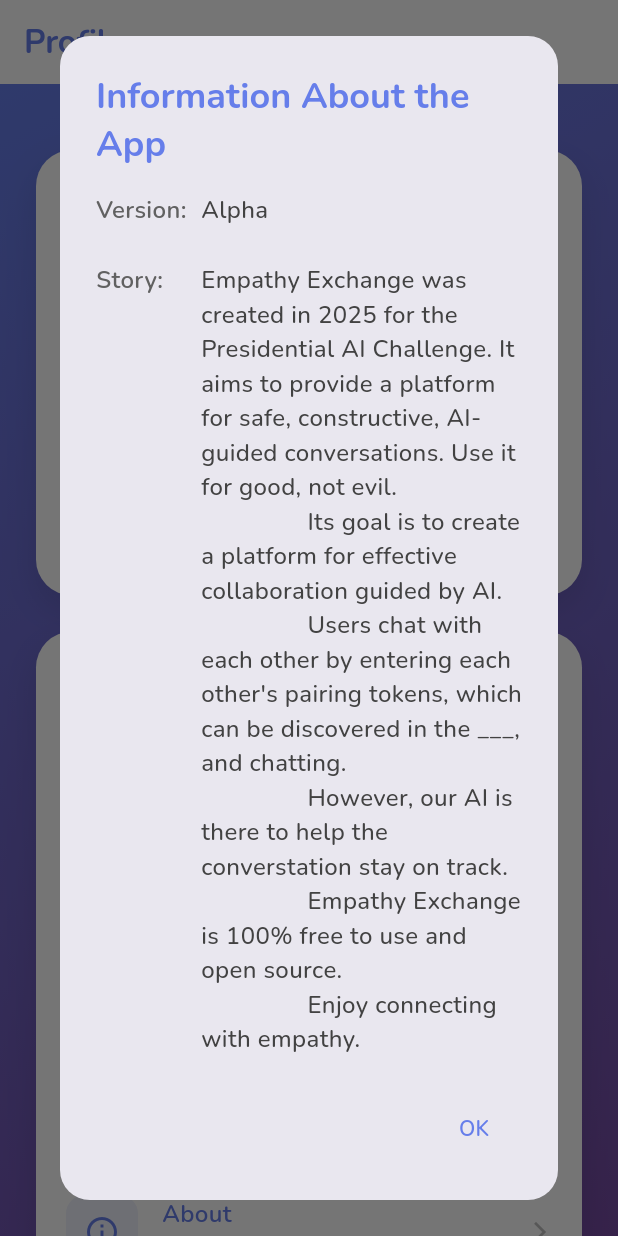
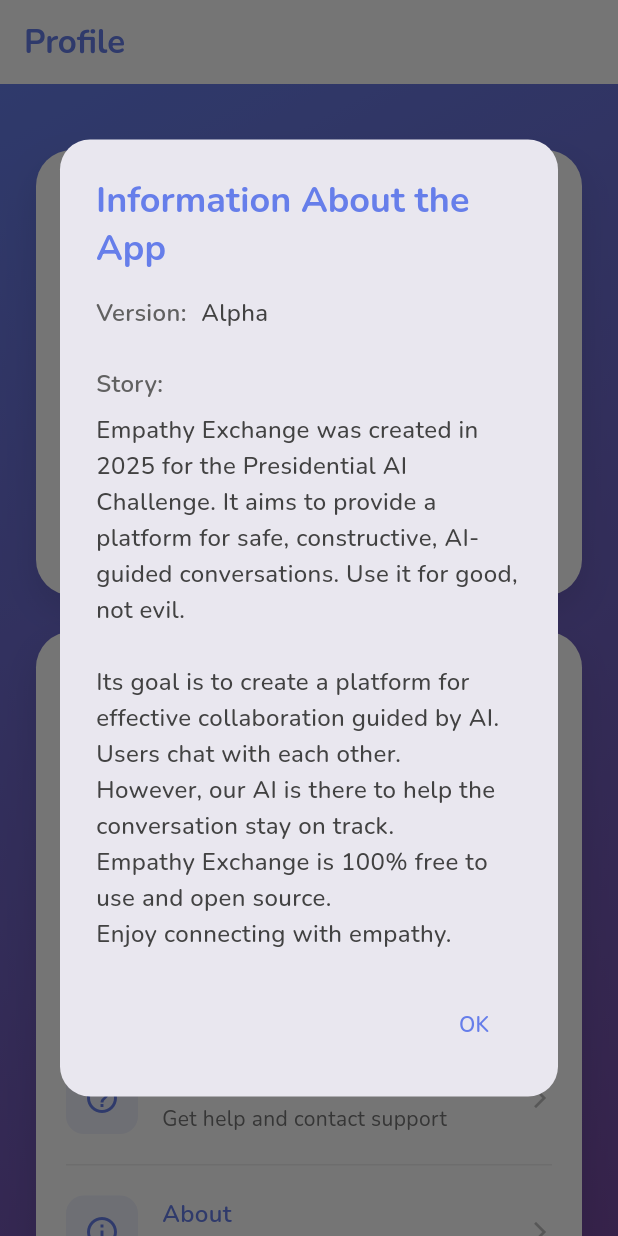
Before and after one commit to yunhanluo/empathy-exchange, a Flutter app: the ProfileScreen screen opened directly, after a tap on "About", on a phone screen of 412 x 824 dp. Run offline on Flutter 3.47's test engine with Material 3 defaults, Android fonts, the phone set to English and light mode, and no system bars; our stand-ins replace cloud_firestore, firebase_auth, firebase_core, firebase_database, firebase_messaging, google_fonts and 2 more; missing offline and left inert: dart:html, dart:js_interop, uid; accounts and stored records are empty.

Commit message:
Added some notification thingies

```diff
--- a/analysis_options.yaml
+++ b/analysis_options.yaml
@@ -21,7 +21,7 @@ linter:
   # `// ignore_for_file: name_of_lint` syntax on the line or in the file
   # producing the lint.
   rules:
-    # avoid_print: false  # Uncomment to disable the `avoid_print` rule
+    # avoid_: false  # Uncomment to disable the `avoid_` rule
     # prefer_single_quotes: true  # Uncomment to enable the `prefer_single_quotes` rule
 
 # Additional information about this file can be found at
--- a/lib/main.dart
+++ b/lib/main.dart
@@ -8,6 +8,8 @@ import 'package:google_fonts/google_fonts.dart';
 import 'screens/login_screen.dart';
 import 'screens/profile_screen.dart';
 import 'services/profile_service.dart';
+import 'package:flutter/foundation.dart';
+import 'services/fcm_service.dart';
 
 void main() async {
   WidgetsFlutterBinding.ensureInitialized();
--- a/lib/screens/profile_screen.dart
+++ b/lib/screens/profile_screen.dart
@@ -7,6 +7,7 @@ import 'package:image_picker/image_picker.dart';
 import 'package:flutter/foundation.dart';
 import '../services/profile_service.dart';
 import '../lib/firebase.dart';
+import 'dart:html' as html;
 
 class ProfileScreen extends StatefulWidget {
   const ProfileScreen({super.key});
@@ -43,8 +44,7 @@ class _ProfileScreenState extends State<ProfileScreen> {
   void _setupProfilePictureListener() {
     final user = FirebaseAuth.instance.currentUser;
     if (user != null && user.email != null) {
-      print(
-          '🔥 _setupProfilePictureListener: Setting up Realtime Database listener for email: ${user.email}');
+      // _setupProfilePictureListener: Setting up Realtime Database listener for email: ${user.email}');
 
       // Use email as key for Realtime Database path
       final emailKey =
@@ -59,8 +59,8 @@ class _ProfileScreenState extends State<ProfileScreen> {
           if (data != null) {
             final dataMap = Map<dynamic, dynamic>.from(data as Map);
             final pictureBase64 = dataMap['profilePicture'] as String?;
-            print(
-                '🔥 Profile picture updated from Realtime Database: ${pictureBase64 != null ? "exists (${pictureBase64.length} chars)" : "null"}');
+
+            // Profile picture updated from Realtime Database: ${pictureBase64 != null ? "exists (${pictureBase64.length} chars)" : "null"}');
             setState(() {
               _profilePictureUrl = pictureBase64;
             });
@@ -74,23 +74,20 @@ class _ProfileScreenState extends State<ProfileScreen> {
     final user = FirebaseAuth.instance.currentUser;
     if (user != null) {
       try {
-        print(
-            '🔥 _loadProfilePicture: Loading profile picture for user ${user.uid}');
+        // _loadProfilePicture: Loading profile picture for user ${user.uid}');
         // Use email if available (faster - goes directly to Realtime Database)
         // Otherwise use UID (will lookup email from Firestore first)
         final identifier = user.email ?? user.uid;
         final pictureBase64 =
             await _profileService.getProfilePicture(identifier);
-        print(
-            '🔥 _loadProfilePicture: Got pictureBase64: ${pictureBase64 != null ? "exists (${pictureBase64.length} chars)" : "null"}');
         if (mounted) {
           setState(() {
             _profilePictureUrl = pictureBase64;
-            print('🔥 _loadProfilePicture: Updated state with picture data');
+            //🔥 _loadProfilePicture: Updated state with picture data');
           });
         }
       } catch (e) {
-        print('🔥 _loadProfilePicture: ERROR - $e');
+        //🔥 _loadProfilePicture: ERROR - $e');
         // Retry after a short delay in case document is still being created
         await Future.delayed(const Duration(seconds: 2));
         try {
@@ -100,12 +97,12 @@ class _ProfileScreenState extends State<ProfileScreen> {
           if (mounted && pictureBase64 != null) {
             setState(() {
               _profilePictureUrl = pictureBase64;
-              print(
-                  '🔥 _loadProfilePicture: Retry successful - loaded picture');
+
+              // _loadProfilePicture: Retry successful - loaded picture');
             });
           }
         } catch (retryError) {
-          print('🔥 _loadProfilePicture: Retry also failed - $retryError');
+          //🔥 _loadProfilePicture: Retry also failed - $retryError');
         }
       }
     }
@@ -123,7 +120,7 @@ class _ProfileScreenState extends State<ProfileScreen> {
           });
         }
       } catch (e) {
-        print('Error loading pair token: $e');
+        //Error loading pair token: $e');
         // Token might not exist yet, that's okay
       }
     }
@@ -180,7 +177,7 @@ class _ProfileScreenState extends State<ProfileScreen> {
         final XFile? imageFile =
             await _profileService.pickImage(source: source);
         if (imageFile != null) {
-          print('Profile picture picked.');
+          //Profile picture picked.');
 
           // Show progress for Firestore upload
           ScaffoldMessenger.of(context).showSnackBar(
@@ -194,7 +191,7 @@ class _ProfileScreenState extends State<ProfileScreen> {
           );
 
           await _profileService.updateProfilePicture(imageFile);
-          print('Profile picture upload to Realtime Database completed.');
+          //Profile picture upload to Realtime Database completed.');
 
           if (mounted) {
             // Small delay to ensure Realtime Database write completes
@@ -202,7 +199,7 @@ class _ProfileScreenState extends State<ProfileScreen> {
 
             setState(() {
               _profilePictureUrl = null; // Clear to force reload
-              print('Profile picture updated successfully, reloading...');
+              //Profile picture updated successfully, reloading...');
             });
             // Reload the profile picture from Realtime Database
             await _loadProfilePicture();
@@ -513,7 +510,7 @@ class _ProfileScreenState extends State<ProfileScreen> {
                       subtitle: 'Manage your notification preferences',
                       onTap: () {
                         // TODO: Navigate to notification settings
-                        _showComingSoon(context);
+                        _showNotificationSettings(context);
                       },
                     ),
                     _buildDivider(),
@@ -672,6 +669,51 @@ class _ProfileScreenState extends State<ProfileScreen> {
     );
   }
 
+  bool _notificationEnabled = false;
+
+  void _showNotificationSettings(BuildContext context) async {
+    final user = FirebaseAuth.instance.currentUser;
+    if (user == null) return;
+
+    try {
+      final userData = await FirebaseTools.load(user.uid);
+      _notificationEnabled = userData['notificationEnabled'] ?? false;
+    } catch (e) {
+      _notificationEnabled = false;
+    }
+    showDialog(
+      context: context,
+      builder: (context) => StatefulBuilder(
+        builder: (context, setDialogState) => AlertDialog(
+          title: const Text('Notification Settings'),
+          content: SwitchListTile(
+            title: const Text('Enable Notifications'),
+            value: _notificationEnabled,
+            onChanged: (value) async {
+              setDialogState(() {
+                _notificationEnabled = value;
+              });
+              // Save to Firebase
+              await FirebaseTools.update(user.uid, {
+                'notificationEnabled': value,
+              });
+              // Request browser permission if enabling
+              if (value && kIsWeb) {
+                await html.Notification.requestPermission();
+              }
+            },
+          ),
+          actions: [
+            TextButton(
+              onPressed: () => Navigator.pop(context),
+              child: const Text('Done'),
+            ),
+          ],
+        ),
+      ),
+    );
+  }
+
   void _showHelpAndSupport(BuildContext context) {
     showDialog(
       context: context,
@@ -730,14 +772,36 @@ class _ProfileScreenState extends State<ProfileScreen> {
           children: [
             _buildSupportRow('Version:', 'Alpha'),
             const SizedBox(height: 24),
-            _buildSupportRow('Story:',
-                '''Empathy Exchange was created in 2025 for the Presidential AI Challenge. It aims to provide a platform for safe, constructive, AI-guided conversations. Use it for good, not evil.
-                Its goal is to create a platform for effective collaboration guided by AI.
-                Users chat with each other by entering each other's pairing tokens, which can be discovered in the ___, and chatting.
-                However, our AI is there to help the converstation stay on track.
-                Empathy Exchange is 100% free to use and open source.
-                Enjoy connecting with empathy.
-                '''),
+            // Story section with better alignment
+            Column(
+              crossAxisAlignment: CrossAxisAlignment.start,
+              children: [
+                Text(
+                  'Story:',
+                  style: GoogleFonts.nunito(
+                    fontSize: 16,
+                    color: Colors.grey[700],
+                    fontWeight: FontWeight.w600,
+                  ),
+                ),
+                const SizedBox(height: 8),
+                Text(
+                  'Empathy Exchange was created in 2025 for the Presidential AI Challenge. It aims to provide a platform for safe, constructive, AI-guided conversations. Use it for good, not evil.\n\n'
+                  'Its goal is to create a platform for effective collaboration guided by AI.\n'
+                  'Users chat with each other.\n'
+                  'However, our AI is there to help the conversation stay on track.\n'
+                  'Empathy Exchange is 100% free to use and open source.\n'
+                  'Enjoy connecting with empathy.',
+                  style: GoogleFonts.nunito(
+                    fontSize: 16,
+                    color: Colors.grey[800],
+                    fontWeight: FontWeight.w500,
+                    height: 1.5,
+                  ),
+                  textAlign: TextAlign.left,
+                ),
+              ],
+            ),
           ],
         ),
         actions: [
--- a/lib/services/profile_service.dart
+++ b/lib/services/profile_service.dart
@@ -13,20 +13,18 @@ class ProfileService {
   // Update profile picture with base64
   Future<void> updateProfilePicture(XFile imageFile) async {
     try {
-      print('🔥 updateProfilePicture: Starting base64 conversion...');
+      // updateProfilePicture: Starting base64 conversion...');
       final user = _auth.currentUser;
       if (user == null) throw Exception('User not authenticated');
 
-      print('🔥 updateProfilePicture: Converting image to base64...');
+      // updateProfilePicture: Converting image to base64...');
       final base64Image = await imageToBase64(imageFile);
-      print(
-          '🔥 updateProfilePicture: Base64 conversion complete. Length: ${base64Image.length}');
+      // updateProfilePicture: Base64 conversion complete. Length: ${base64Image.length}');
 
       if (user.email == null) throw Exception('User email is null');
 
       // Store profile picture in Realtime Database using email as key
-      print(
-          '🔥 updateProfilePicture: Storing in Realtime Database with email: ${user.email}');
+      // updateProfilePicture: Storing in Realtime Database with email: ${user.email}');
       final emailKey =
           user.email!.replaceAll('.', '_dot_').replaceAll('@', '_at_');
       final path = 'profilePictures/$emailKey';
@@ -36,9 +34,9 @@ class ProfileService {
         'email': user.email!,
         'lastUpdated': DateTime.now().millisecondsSinceEpoch,
       });
-      print('🔥 updateProfilePicture: Realtime Database update completed!');
+      // updateProfilePicture: Realtime Database update completed!');
     } catch (e) {
-      print('🔥 updateProfilePicture: ERROR - $e');
+      // updateProfilePicture: ERROR - $e');
       throw Exception('Failed to update profile picture: $e');
     }
   }
@@ -66,18 +64,18 @@ class ProfileService {
   // Update user profile
   Future<void> updateUserProfile(Map<String, dynamic> profileData) async {
     try {
-      print('updateUserProfile: Starting...');
+      ('updateUserProfile: Starting...');
       final user = _auth.currentUser;
       if (user == null) throw Exception('User not authenticated');
 
-      print('updateUserProfile: User UID: ${user.uid}');
-      print('updateUserProfile: Calling Firestore update...');
+      ('updateUserProfile: User UID: ${user.uid}');
+      ('updateUserProfile: Calling Firestore update...');
 
       // Try update() first - much faster
       await _firestore.collection('users').doc(user.uid).update(profileData);
-      print('updateUserProfile: Firestore update completed');
+      ('updateUserProfile: Firestore update completed');
     } catch (e) {
-      print('updateUserProfile: Update failed - $e');
+      ('updateUserProfile: Update failed - $e');
       throw Exception('Failed to update profile: $e');
     }
   }
@@ -118,21 +116,21 @@ class ProfileService {
   // Convert image to base64
   Future<String> imageToBase64(XFile imageFile) async {
     try {
-      print('Starting base64 conversion...');
+      ('Starting base64 conversion...');
       final bytes = await imageFile.readAsBytes();
-      print('Image size: ${bytes.length} bytes');
+      ('Image size: ${bytes.length} bytes');
 
       // For very large images, we might want to compress further
       if (bytes.length > 500000) {
         // 500KB
-        print('Large image detected, consider further compression');
+        ('Large image detected, consider further compression');
       }
 
       String base64String = base64Encode(bytes);
-      print('Base64 conversion completed. Length: ${base64String.length}');
+      ('Base64 conversion completed. Length: ${base64String.length}');
       return base64String;
     } catch (e) {
-      print('Base64 conversion error: $e');
+      ('Base64 conversion error: $e');
       throw Exception('Failed to convert image to base64: $e');
     }
   }
@@ -152,8 +150,7 @@ class ProfileService {
         email = identifier;
       } else {
         // Otherwise, it's a UID - get email from Firestore
-        print(
-            '🔥 getProfilePicture: Identifier is UID, fetching email from Firestore...');
+        // getProfilePicture: Identifier is UID, fetching email from Firestore...');
         final doc = await _firestore.collection('users').doc(identifier).get();
         if (doc.exists) {
           final data = doc.data();
@@ -162,57 +159,50 @@ class ProfileService {
       }
 
       if (email == null) {
-        print(
-            '🔥 getProfilePicture: No email found for identifier: $identifier');
+        // getProfilePicture: No email found for identifier: $identifier');
         return null;
       }
 
       // Look up profile picture in Realtime Database using email
-      print(
-          '🔥 getProfilePicture: Looking up in Realtime Database for email: $email');
+      // getProfilePicture: Looking up in Realtime Database for email: $email');
       final emailKey = email.replaceAll('.', '_dot_').replaceAll('@', '_at_');
       final path = 'profilePictures/$emailKey';
 
-      print('🔥 getProfilePicture: Path: $path');
-      print('🔥 getProfilePicture: Email key: $emailKey');
+      // getProfilePicture: Path: $path');
+      // getProfilePicture: Email key: $emailKey');
 
       try {
-        print('🔥 getProfilePicture: Checking if path exists...');
+        // getProfilePicture: Checking if path exists...');
         final exists = await FirebaseTools.exists(path);
-        print('🔥 getProfilePicture: Path exists: $exists');
+        // getProfilePicture: Path exists: $exists');
 
         if (exists) {
-          print('🔥 getProfilePicture: Loading data from path...');
+          // getProfilePicture: Loading data from path...');
           final data = await FirebaseTools.load(path);
-          print('🔥 getProfilePicture: Data keys: ${data.keys}');
-          print(
-              '🔥 getProfilePicture: Data: ${data.toString().substring(0, data.toString().length > 200 ? 200 : data.toString().length)}...');
+          // getProfilePicture: Data keys: ${data.keys}');
+          // getProfilePicture: Data: ${data.toString().substring(0, data.toString().length > 200 ? 200 : data.toString().length)}...');
 
           final profilePicture = data['profilePicture'] as String?;
-          print(
-              '🔥 getProfilePicture: Profile picture found: ${profilePicture != null}, length: ${profilePicture?.length ?? 0}');
+          // getProfilePicture: Profile picture found: ${profilePicture != null}, length: ${profilePicture?.length ?? 0}');
 
           if (profilePicture != null && profilePicture.isNotEmpty) {
-            print(
-                '🔥 getProfilePicture: SUCCESS - Found profile picture in Realtime Database');
+            // getProfilePicture: SUCCESS - Found profile picture in Realtime Database');
             return profilePicture;
           } else {
-            print('🔥 getProfilePicture: Profile picture is null or empty');
+            // getProfilePicture: Profile picture is null or empty');
           }
         } else {
-          print(
-              '🔥 getProfilePicture: Path does not exist in Realtime Database');
+          // getProfilePicture: Path does not exist in Realtime Database');
         }
       } catch (e, stackTrace) {
-        print('🔥 getProfilePicture: Realtime Database error: $e');
-        print('🔥 getProfilePicture: Stack trace: $stackTrace');
+        // getProfilePicture: Realtime Database error: $e');
+        // getProfilePicture: Stack trace: $stackTrace');
       }
 
-      print(
-          '🔥 getProfilePicture: No profile picture found in Realtime Database');
+      // getProfilePicture: No profile picture found in Realtime Database');
       return null;
     } catch (e) {
-      print('🔥 getProfilePicture: ERROR - $e');
+      // getProfilePicture: ERROR - $e');
       throw Exception('Failed to get profile picture: $e');
     }
   }
```
Also changed, not shown: lib/services/fcm_service.dart (added, +66 -0 lines), firebase.json.
